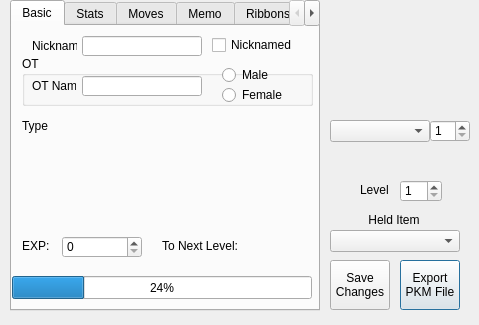
Qt form QT Project/pkmviewer.ui (Annovae/PKMDS-G5) before a commit.
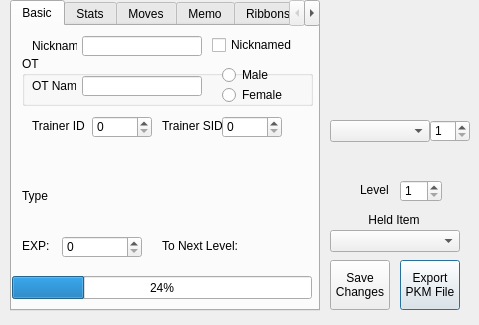
The same form after that commit.

Commit message: Added TID and SID to the viewer.

```diff
--- a/QT Project/pkmviewer.ui
+++ b/QT Project/pkmviewer.ui
@@ -272,7 +272,7 @@
      <property name="geometry">
       <rect>
        <x>10</x>
-       <y>90</y>
+       <y>160</y>
        <width>30</width>
        <height>20</height>
       </rect>
@@ -285,7 +285,7 @@
      <property name="geometry">
       <rect>
        <x>60</x>
-       <y>90</y>
+       <y>160</y>
        <width>40</width>
        <height>20</height>
       </rect>
@@ -304,7 +304,7 @@
      <property name="geometry">
       <rect>
        <x>100</x>
-       <y>90</y>
+       <y>160</y>
        <width>40</width>
        <height>20</height>
       </rect>
@@ -452,6 +452,61 @@
       </property>
      </widget>
     </widget>
+    <widget class="QSpinBox" name="sbTID">
+     <property name="geometry">
+      <rect>
+       <x>80</x>
+       <y>90</y>
+       <width>60</width>
+       <height>22</height>
+      </rect>
+     </property>
+     <property name="maximum">
+      <number>65535</number>
+     </property>
+    </widget>
+    <widget class="QSpinBox" name="sbSID">
+     <property name="geometry">
+      <rect>
+       <x>210</x>
+       <y>90</y>
+       <width>60</width>
+       <height>22</height>
+      </rect>
+     </property>
+     <property name="maximum">
+      <number>65535</number>
+     </property>
+     <property name="value">
+      <number>0</number>
+     </property>
+    </widget>
+    <widget class="QLabel" name="lblTID">
+     <property name="geometry">
+      <rect>
+       <x>20</x>
+       <y>90</y>
+       <width>60</width>
+       <height>20</height>
+      </rect>
+     </property>
+     <property name="text">
+      <string>Trainer ID</string>
+     </property>
+    </widget>
+    <widget class="QLabel" name="lblSID">
+     <property name="geometry">
+      <rect>
+       <x>150</x>
+       <y>90</y>
+       <width>60</width>
+       <height>20</height>
+      </rect>
+     </property>
+     <property name="text">
+      <string>Trainer SID</string>
+     </property>
+    </widget>
    </widget>
    <widget class="QWidget" name="tpStats">
     <attribute name="title">
```
The commit also changes 2 other files.
